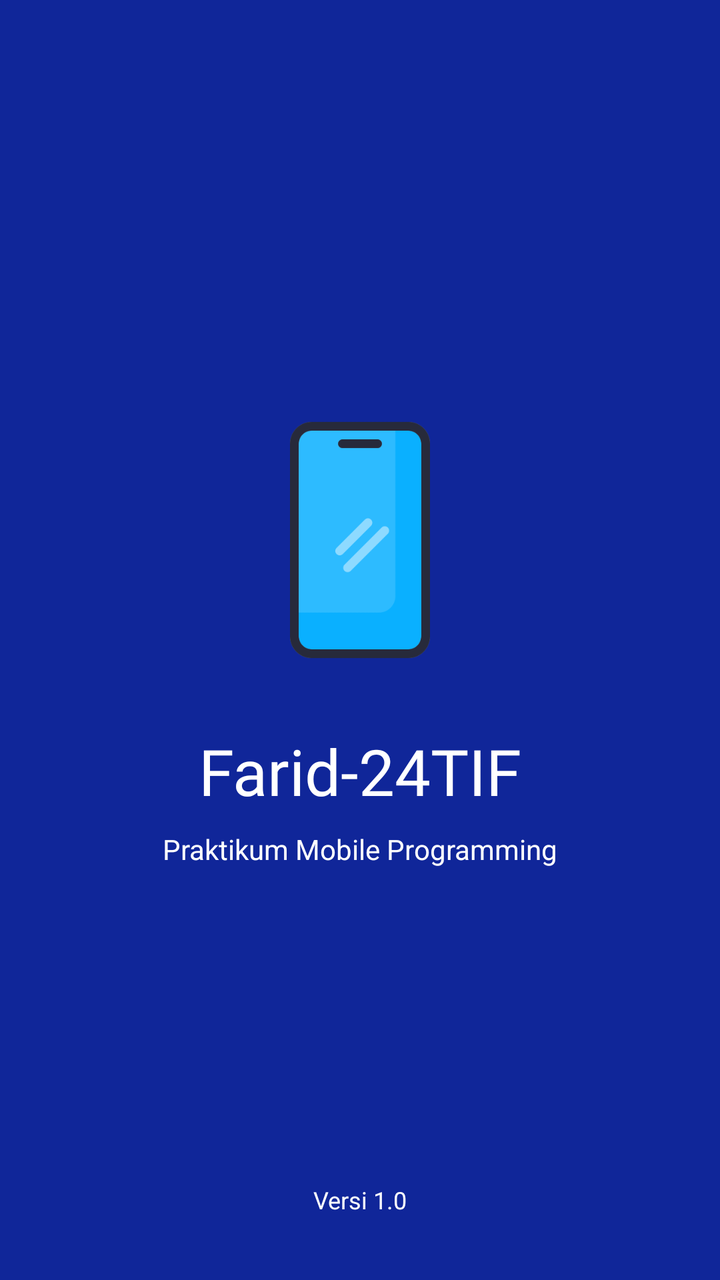
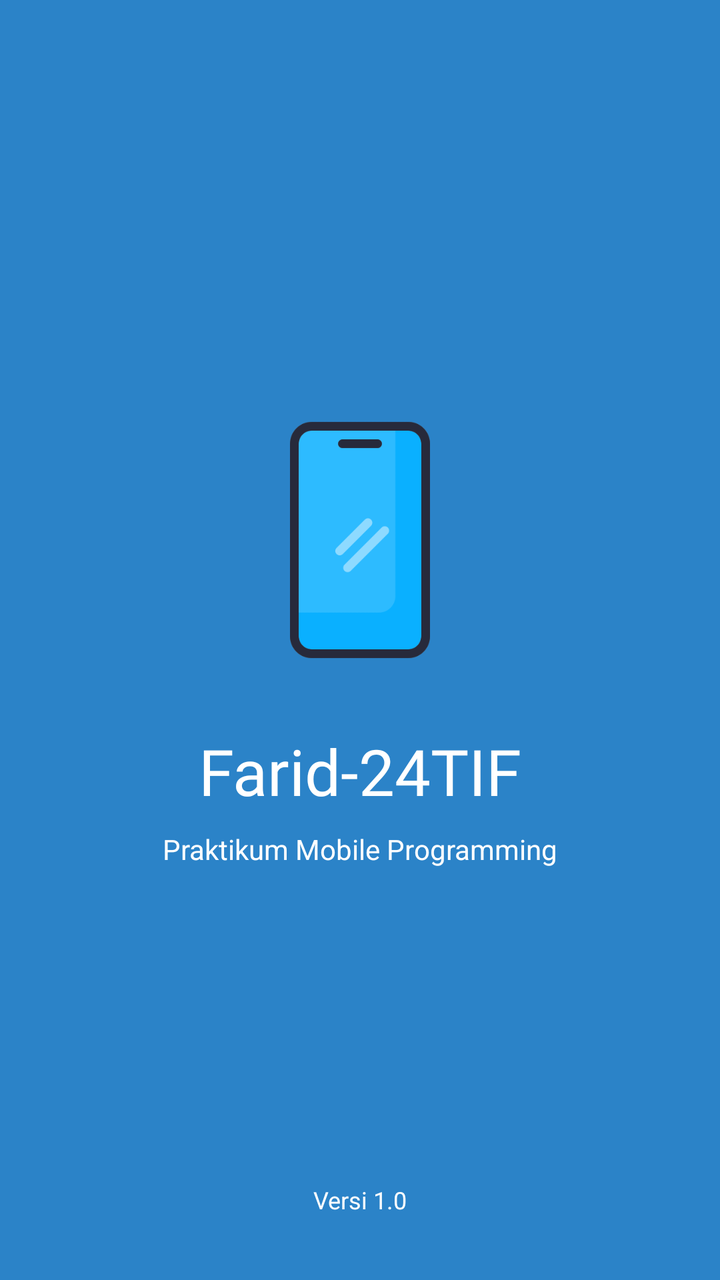

Before-and-after screenshots of an Android layout around one commit, followed by the original layout XML and the change that was made.
<!-- AndroidManifest.xml: application theme Theme.Farid24TIF -->
<!-- res/layout/activity_splash_screen.xml -->
<?xml version="1.0" encoding="utf-8"?>
<androidx.constraintlayout.widget.ConstraintLayout xmlns:android="http://schemas.android.com/apk/res/android"
    xmlns:app="http://schemas.android.com/apk/res-auto"
    xmlns:tools="http://schemas.android.com/tools"
    android:id="@+id/main"
    android:layout_width="match_parent"
    android:layout_height="match_parent"
    android:background="@color/bg2"
    tools:context=".Home.pertemuan_6.SplashScreenActivity">

    <ImageView
        android:id="@+id/imgLogo"
        android:layout_width="140dp"
        android:layout_height="140dp"
        android:contentDescription="Logo Aplikasi"
        android:src="@drawable/phone"
        app:layout_constraintBottom_toBottomOf="parent"
        app:layout_constraintEnd_toEndOf="parent"
        app:layout_constraintStart_toStartOf="parent"
        app:layout_constraintTop_toTopOf="parent"
        app:layout_constraintVertical_bias="0.4" />

    <TextView
        android:id="@+id/tvAppName"
        android:layout_width="wrap_content"
        android:layout_height="wrap_content"
        android:layout_marginTop="24dp"
        android:fontFamily="@font/fasterone_regular"
        android:text="Farid-24TIF"
        android:textColor="@color/white"
        android:textSize="32sp"
        app:layout_constraintEnd_toEndOf="parent"
        app:layout_constraintStart_toStartOf="parent"
        app:layout_constraintTop_toBottomOf="@id/imgLogo" />

    <TextView
        android:id="@+id/tvSlogan"
        android:layout_width="wrap_content"
        android:layout_height="wrap_content"
        android:layout_marginTop="8dp"
        android:text="Praktikum Mobile Programming"
        android:textColor="@color/white"
        android:textSize="14sp"
        app:layout_constraintEnd_toEndOf="parent"
        app:layout_constraintStart_toStartOf="parent"
        app:layout_constraintTop_toBottomOf="@id/tvAppName" />

    <TextView
        android:id="@+id/tvVersion"
        android:layout_width="wrap_content"
        android:layout_height="wrap_content"
        android:layout_marginBottom="32dp"
        android:text="Versi 1.0"
        android:textColor="@color/white"
        android:textSize="12sp"
        app:layout_constraintBottom_toBottomOf="parent"
        app:layout_constraintEnd_toEndOf="parent"
        app:layout_constraintStart_toStartOf="parent" />
</androidx.constraintlayout.widget.ConstraintLayout>
<!-- resources referenced by this layout -->
<resources>
  <color name="bg2">#102699</color>
  <color name="white">#FFFFFFFF</color>
  <!-- drawable phone: png bitmap (drawable, 7632 bytes) -->
  <style name="Theme.Farid24TIF" parent="Base.Theme.Farid24TIF" />
  <style name="Base.Theme.Farid24TIF" parent="Theme.Material3.DayNight.NoActionBar">
          
          
      </style>
</resources>

<!-- the commit's change to res/layout/activity_splash_screen.xml (unified diff, before → after) -->
@@ -5,7 +5,7 @@
     android:id="@+id/main"
     android:layout_width="match_parent"
     android:layout_height="match_parent"
-    android:background="@color/bg2"
+    android:background="#2B83C8"
     tools:context=".Home.pertemuan_6.SplashScreenActivity">
 
     <ImageView
<!-- resource entries referenced after the edit -->
@@ -1,6 +1,5 @@
 <!-- resources referenced by this layout -->
 <resources>
-  <color name="bg2">#102699</color>
   <color name="white">#FFFFFFFF</color>
   <!-- drawable phone: png bitmap (drawable, 7632 bytes) -->
   <style name="Theme.Farid24TIF" parent="Base.Theme.Farid24TIF" />
